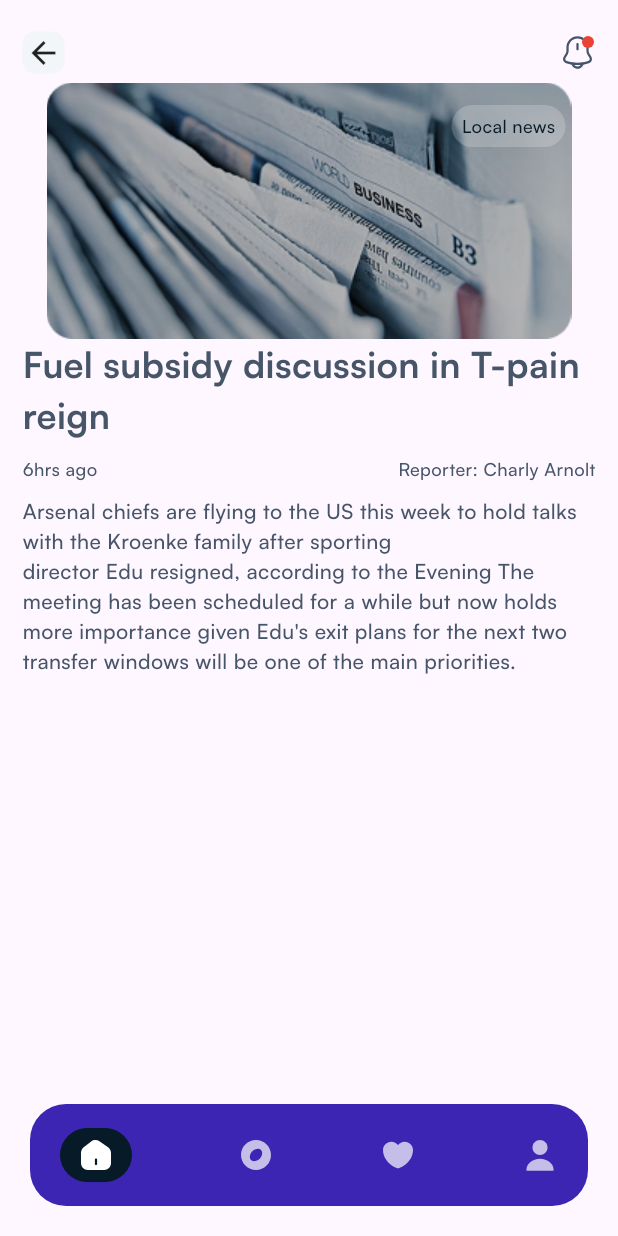
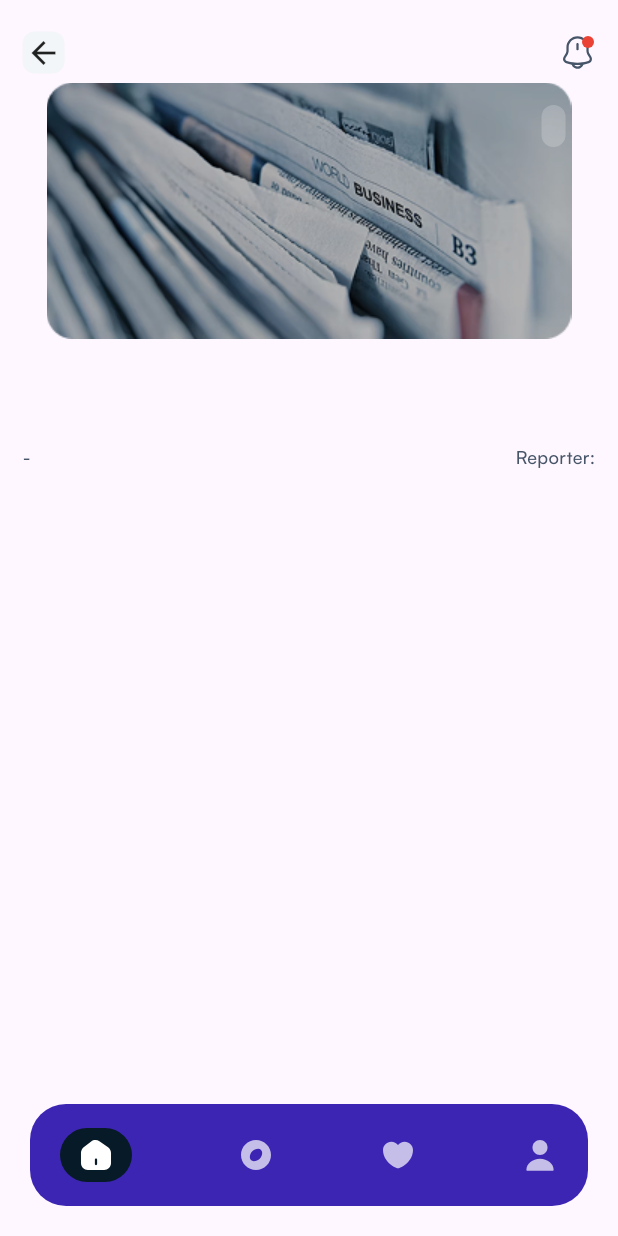
Before and after one commit to gboolzy/advansio_demo_app, a Flutter app: the NewsScreen screen opened directly, on a phone screen of 412 x 824 dp. Run offline on Flutter 3.47's test engine with Material 3 defaults, Android fonts, the phone set to English and light mode, and no system bars; our stand-ins replace dio, flutter_svg, localstorage; network calls fail.

Commit message:
news feed live update

```diff
--- a/lib/app/news_feed_screen.dart
+++ b/lib/app/news_feed_screen.dart
@@ -3,6 +3,9 @@ import 'package:demo_app/util/widget/user_input_fields.dart';
 import 'package:demo_app/util/widget/util_widget.dart';
 import 'package:flutter/material.dart';
 import 'package:flutter_svg/flutter_svg.dart';
+
+import 'client/news_feed_client.dart';
+import 'client/news_feed_model.dart';
 
 class NewsFeedScreen extends StatefulWidget {
   const NewsFeedScreen({super.key});
@@ -12,6 +15,11 @@ class NewsFeedScreen extends StatefulWidget {
 }
 
 class _NewsFeedScreenState extends State<NewsFeedScreen> {
+  @override
+  void initState() {
+    // TODO: implement initState
+    super.initState();
+  }
   @override
   Widget build(BuildContext context) {
     return SafeArea(
@@ -153,42 +161,44 @@ class _NewsFeedScreenState extends State<NewsFeedScreen> {
                   ),
                   SizedBox(height: 20),
                   Expanded(
-                    child: SingleChildScrollView(
-                      child: Column(
-                        children: [
-                          NewsBlock(
-                            imagePath: 'assets/images/news_img.png',
-                            newsHeadlines: 'Local news',
-                            newsHeadlinesTitle:
-                                'Fuel subsidy discussion in T-pain reign',
+                    child: FutureBuilder<NewsFeedResponse?>(
+                        future: fetchNewsFeed(),
+                        builder: (context, snapshot) {
+                          if (snapshot.connectionState ==
+                              ConnectionState.waiting) {
+                            return const Center(
+                                child: CircularProgressIndicator());
+                          }
+                          if (snapshot.hasError || snapshot.data == null) {
+                            return const Center(
+                                child: Text('Failed to load news'));
+                          }
+
+                          final articles = snapshot.data!.articles;
+                          return ListView.builder(
+                              itemCount: articles.length,
+                              itemBuilder: (context, index) {
+                                final article = articles[index];
+                                return NewsBlock(
+                                  imagePath: article.urlToImage,
+                                  newsHeadlines: article.source?.name != null? article.source!.name!: "Latest news",
+                                  newsHeadlinesTitle: article.title != null? article.title!: "",
                                   onTap: () {
                                     Navigator.push(
                                       context,
                                       MaterialPageRoute(
-                                  builder: (context) => const NewsScreen(),
+                                        builder: (
+                                            context) =>  NewsScreen(imageUrl: article.urlToImage, title: article.title, headline: article.source?.name, author: article.author, description: article.description, time: article.publishedAt.toString(),),
                                       ),
                                     );
                                   },
+                                );
+                              }
+                          );
+
+                        }
                           ),
-
-                          NewsBlock(
-                            imagePath: 'assets/images/news_img.png',
-                            newsHeadlines: 'Local news',
-                            newsHeadlinesTitle:
-                                'Fuel subsidy discussion in T-pain reign',
-                            onTap: () {},
-                          ),
-                          NewsBlock(
-                            imagePath: 'assets/images/news_img.png',
-                            newsHeadlines: 'Local news',
-                            newsHeadlinesTitle:
-                                'Fuel subsidy discussion in T-pain reign',
-                            onTap: () {},
-                          ),
-                        ],
-                      ),
-                    ),
-                  ),
+                  )
                 ],
               ),
             ),
@@ -238,14 +248,14 @@ class _NewsFeedScreenState extends State<NewsFeedScreen> {
 
 
 class NewsBlock extends StatelessWidget {
-  final String imagePath;
+  final String? imagePath;
   final String newsHeadlines;
   final String newsHeadlinesTitle;
   final double? fontSize;
   final void Function() onTap;
   const NewsBlock({
     super.key,
-    required this.imagePath,
+    this.imagePath,
     required this.newsHeadlines,
     required this.newsHeadlinesTitle,
     required this.onTap,
@@ -264,13 +274,12 @@ class NewsBlock extends StatelessWidget {
               SizedBox(
                 height: 171,
                 width: double.infinity,
-                child: Image.asset(imagePath),
+                child: imagePath != null ? Image.network(imagePath!): Image.asset("assets/images/news_img.png"),
               ),
               Positioned(
                 right: 20,
                 top: 15,
                 child: Container(
-                  width: 76,
                   height: 28,
                   decoration: BoxDecoration(
                     color: Colors.white.withOpacity(0.20),
@@ -278,6 +287,8 @@ class NewsBlock extends StatelessWidget {
                   ),
                   child: Align(
                     alignment: Alignment.center,
+                    child: Padding(
+                      padding: const EdgeInsets.symmetric(horizontal: 8),
                       child: Text(
                         newsHeadlines,
                         style: TextStyle(
@@ -285,6 +296,7 @@ class NewsBlock extends StatelessWidget {
                           color: Color(0xFF071A27),
                           fontSize: 12,
                           fontWeight: FontWeight.w500,
+                        ),
                       ),
                     ),
                   ),
@@ -302,6 +314,9 @@ class NewsBlock extends StatelessWidget {
               color: Color(0xFF475569),
             ),
           ),
+          SizedBox(
+            height: 20,
+          )
         ],
       ),
     );
--- a/lib/app/news_screen.dart
+++ b/lib/app/news_screen.dart
@@ -1,11 +1,25 @@
 import 'package:demo_app/util/widget/util_widget.dart';
 import 'package:flutter/material.dart';
-import 'package:flutter_svg/flutter_svg.dart';
 
+import '../util/function/date_convertion.dart';
 import 'news_feed_screen.dart';
 
 class NewsScreen extends StatelessWidget {
-  const NewsScreen({super.key});
+  final String? imageUrl;
+  final String? headline;
+  final String? title;
+  final String? author;
+  final String? time;
+  final String? description;
+  const NewsScreen({
+    super.key,
+    this.imageUrl,
+    this.headline,
+    this.title,
+    this.author,
+    this.time,
+    this.description,
+  });
 
   @override
   Widget build(BuildContext context) {
@@ -13,8 +27,13 @@ class NewsScreen extends StatelessWidget {
       child: Scaffold(
         body: Stack(
           children: [
-            Padding(
-              padding: const EdgeInsets.symmetric(vertical: 15, horizontal: 15),
+            SizedBox(
+              height: MediaQuery.of(context).size.height,
+              child: Padding(
+                padding: const EdgeInsets.symmetric(
+                  vertical: 15,
+                  horizontal: 15,
+                ),
                 child: Column(
                   children: [
                     SizedBox(
@@ -32,28 +51,34 @@ class NewsScreen extends StatelessWidget {
                                   borderRadius: BorderRadius.circular(8),
                                   color: Color(0xFFF3F6F8),
                                 ),
+                                child: GestureDetector(
+                                  onTap: () => Navigator.pop(context),
                                   child: Icon(Icons.arrow_back),
+                                ),
                               ),
                             ],
                           ),
-                        AppNotification(isActive: true,),
+                          AppNotification(isActive: true),
                         ],
                       ),
                     ),
+                    SingleChildScrollView(
+                      child: Column(
+                        children: [
                           NewsBlock(
-                    imagePath: 'assets/images/news_img.png',
-                    newsHeadlines: 'Local news',
-                    newsHeadlinesTitle:
-                        'Fuel subsidy discussion in T-pain reign',
+                            imagePath: imageUrl,
+                            newsHeadlines: headline ?? "",
+                            newsHeadlinesTitle: title ?? "",
                             onTap: () {},
                             fontSize: 24,
                           ),
-                  SizedBox(height: 10),
+                          SizedBox(height: 15),
                           Row(
+                            crossAxisAlignment: CrossAxisAlignment.start,
                             mainAxisAlignment: MainAxisAlignment.spaceBetween,
                             children: [
                               Text(
-                        "6hrs ago",
+                              time != null ? timeAgoSinceDate(time!) :  "-",
                                 textAlign: TextAlign.left,
                                 style: TextStyle(
                                   fontFamily: 'Satoshi',
@@ -62,9 +87,15 @@ class NewsScreen extends StatelessWidget {
                                   color: Color(0xFF475569),
                                 ),
                               ),
-                      Text(
-                        "Reporter: Charly Arnolt",
-                        textAlign: TextAlign.left,
+                              SizedBox(
+                                width: 10,
+                              ),
+                              Expanded(
+                                child: Text(
+                                  author != null
+                                      ? "Reporter: ${author!}"
+                                      : "Reporter: ",
+                                  textAlign: TextAlign.right,
                                   style: TextStyle(
                                     fontFamily: 'Satoshi',
                                     fontSize: 12,
@@ -72,16 +103,12 @@ class NewsScreen extends StatelessWidget {
                                     color: Color(0xFF475569),
                                   ),
                                 ),
+                              ),
                             ],
                           ),
                           SizedBox(height: 10),
-                  Expanded(
-                    child: SingleChildScrollView(
-                      child: Text(
-                        "Arsenal chiefs are flying to the US this week to hold talks with the Kroenke family"
-                        " after sporting director Edu resigned, according to the Evening The"
-                        " meeting has been scheduled for a while but now holds more importance given Edu's "
-                        "exit plans for the next two transfer windows will be one of the main priorities.",
+                          Text(
+                            description ?? "",
                             style: TextStyle(
                               fontFamily: 'Satoshi',
                               fontSize: 14,
@@ -89,9 +116,11 @@ class NewsScreen extends StatelessWidget {
                               color: Color(0xFF475569),
                             ),
                           ),
+                        ],
                       ),
                     ),
                   ],
+                ),
               ),
             ),
             Positioned(
--- a/pubspec.yaml
+++ b/pubspec.yaml
@@ -46,7 +46,9 @@ dev_dependencies:
   # rules and activating additional ones.
   flutter_lints: ^5.0.0
   flutter_svg: ^2.2.1
-  google_fonts: ^6.3.2
+  dio: ^5.9.0
+  intl: ^0.20.2
+  localstorage: ^6.0.0
 
 # For information on the generic Dart part of this file, see the
 # following page: https://dart.dev/tools/pub/pubspec
```
Also changed, not shown: lib/app/client/news_feed_client.dart (added, +33 -0 lines), lib/app/client/news_feed_model.dart (added, +108 -0 lines), lib/app/service/auth_service.dart (added, +30 -0 lines), lib/util/function/date_convertion.dart (added, +31 -0 lines), pubspec.lock. Lines whose indentation alone changed are shown as unchanged.
